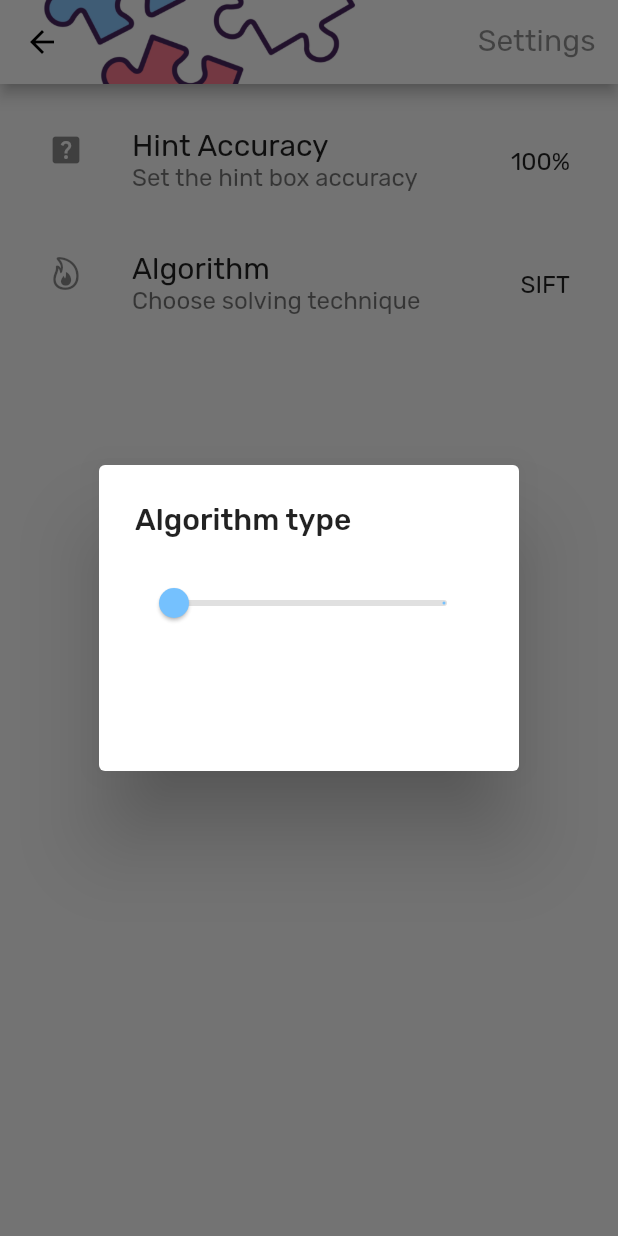
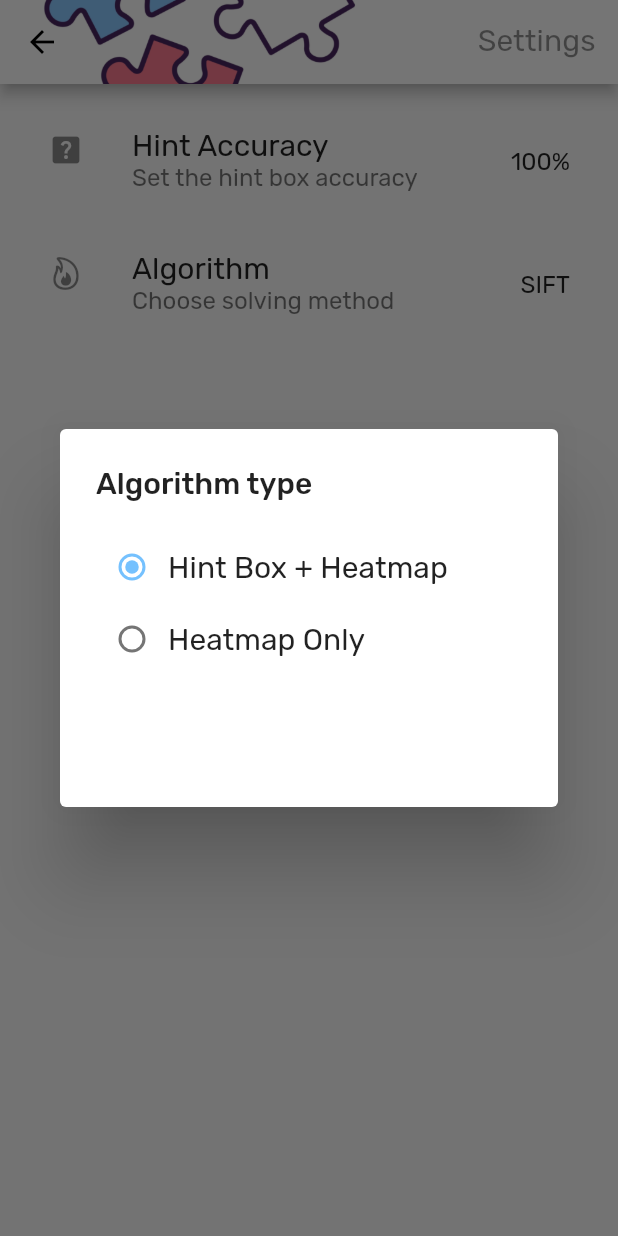
Before and after one commit to Joe-Nunn/Jigsaw-Hints-App, a Flutter app: the GeneralSettings screen opened directly, after a tap on "Algorithm", on a phone screen of 412 x 824 dp. Run offline on Flutter 3.47's test engine with Material 2 defaults, Android fonts, the phone set to English and light mode, and no system bars; our stand-ins replace babstrap_settings_screen, camera, flutter_animate, flutter_spinkit, marquee, page_transition and 5 more; missing offline and left inert: animated_button, flutter_pdfview, zoom_pinch_overlay; accounts and stored records are empty.

Commit message:
Implemented toggle for choosing solving method

```diff
--- a/lib/settings/general.dart
+++ b/lib/settings/general.dart
@@ -20,7 +20,7 @@ class _GeneralSettingsState extends State<GeneralSettings> {
   late SharedPreferences sharedPrefs;
   // Values
   late int hintAccuracy;
-  late int algorithmCorrectness;
+  late int algorithmType;
 
   @override
   Widget build(BuildContext context) {
@@ -41,9 +41,8 @@ class _GeneralSettingsState extends State<GeneralSettings> {
     sharedPrefs = context.watch<SharedPreferences>();
     hintAccuracy = sharedPrefs.getInt(SharedPrefsKeys.hintAccuracy.name) ??
         defaultHintAccuracy;
-    algorithmCorrectness =
-        sharedPrefs.getInt(SharedPrefsKeys.algorithmType.name) ??
-            defaultAlgorithmType;
+    algorithmType = sharedPrefs.getInt(SharedPrefsKeys.algorithmType.name) ??
+        defaultAlgorithmType;
   }
 
   List<Widget> get settingsTiles => [
@@ -68,25 +67,110 @@ class _GeneralSettingsState extends State<GeneralSettings> {
         ListTile(
           leading: const Icon(CupertinoIcons.flame),
           title: const Text('Algorithm'),
-          subtitle: const Text('Choose solving technique'),
+          subtitle: const Text('Choose solving method'),
           trailing: SizedBox(
             width: MediaQuery.of(context).size.width * 0.15,
             child: Align(
               alignment: Alignment.centerRight,
-              child: Text(
-                  describeEnum(AlgorithmType.values[algorithmCorrectness])
-                      .toUpperCase()),
+              child: Text(describeEnum(AlgorithmType.values[algorithmType])
+                  .toUpperCase()),
             ),
           ),
           onTap: () => showDialog(
               context: context,
-              builder: (BuildContext context) => inputDialogTextSlider(
+              builder: (BuildContext context) => radioButtonDialog(
                   context,
                   sharedPrefs,
                   SharedPrefsKeys.algorithmType.name,
-                  algorithmCorrectness,
-                  AlgorithmType.values,
+                  algorithmType,
                   titleText: "Algorithm type")).then((_) => setState(() {})),
         ),
       ];
+
+  StatefulBuilder radioButtonDialog(BuildContext context,
+      SharedPreferences sharedPrefs, String key, int currentValue,
+      {String titleText = "Choose option"}) {
+    bool valueHasChanged = false;
+    int currentButtonValue = currentValue;
+    return StatefulBuilder(
+      builder: (context, setState) {
+        return AlertDialog(
+          title: Text(titleText),
+          content: Wrap(
+            children: [
+              Column(
+                children: [
+                  Row(
+                    children: [
+                      Radio(
+                        activeColor: themeLightBlue,
+                        value: 0,
+                        groupValue: currentButtonValue,
+                        onChanged: (value) {
+                          setState(() {
+                            currentButtonValue = value!;
+                            if (currentButtonValue != currentValue) {
+                              valueHasChanged = true;
+                            } else {
+                              valueHasChanged = false;
+                            }
+                          });
+                        },
+                      ),
+                      const Text('Hint Box + Heatmap'),
+                    ],
+                  ),
+                ],
+              ),
+              Column(
+                children: [
+                  Row(
+                    children: [
+                      Radio(
+                        activeColor: themeLightBlue,
+                        value: 1,
+                        groupValue: currentButtonValue,
+                        onChanged: (value) {
+                          setState(() {
+                            currentButtonValue = value!;
+                            if (currentButtonValue != currentValue) {
+                              valueHasChanged = true;
+                            } else {
+                              valueHasChanged = false;
+                            }
+                          });
+                        },
+                      ),
+                      const Text('Heatmap Only'),
+                    ],
+                  ),
+                ],
+              )
+            ],
+          ),
+          actions: <Widget>[
+            Visibility(
+              visible: valueHasChanged,
+              maintainSize: true,
+              maintainAnimation: true,
+              maintainState: true,
+              child: TextButton(
+                child: Text(
+                  "Apply",
+                  style: Theme.of(context)
+                      .textTheme
+                      .labelMedium
+                      ?.copyWith(color: Theme.of(context).colorScheme.tertiary),
+                ),
+                onPressed: () {
+                  sharedPrefs.setInt(key, currentButtonValue);
+                  Navigator.of(context).pop();
+                },
+              ),
+            ),
+          ],
+        );
+      },
+    );
+  }
 }
```
